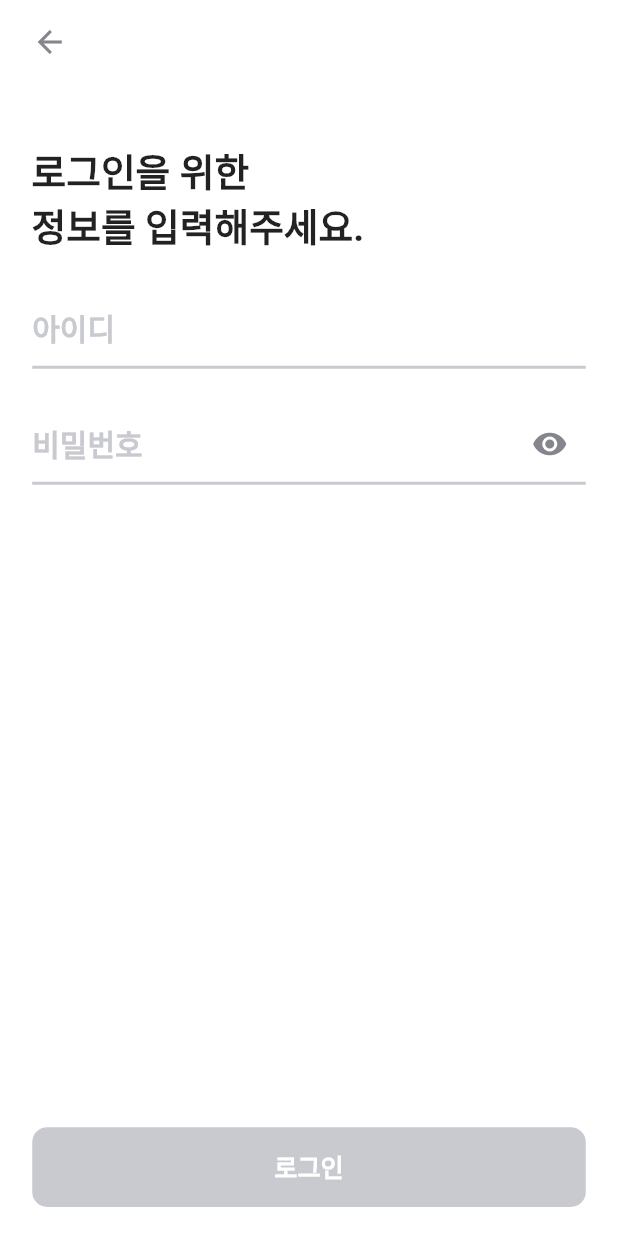
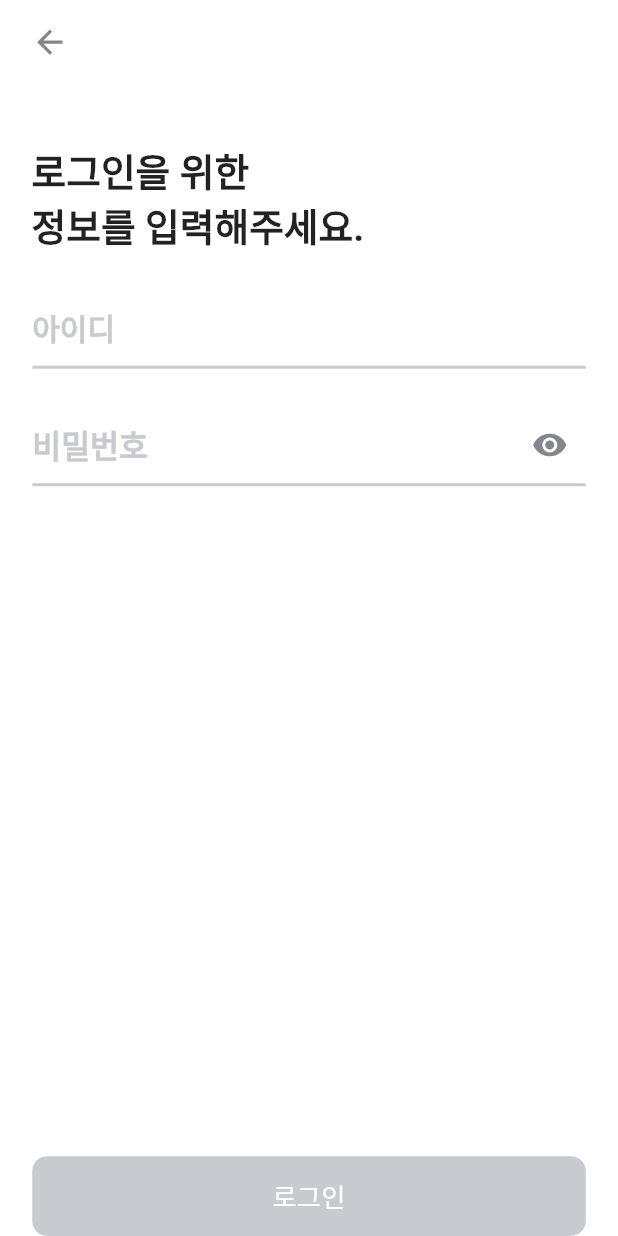
Before and after one commit to mukgen/mukgen_Flutter_V1, a Flutter app: the LoginPage screen opened directly, on a phone screen of 412 x 824 dp. Run offline on Flutter 3.47's test engine with Material 2 defaults, Android fonts, the phone set to English and light mode, and no system bars; our stand-ins replace flutter_screenutil; missing offline and left inert: transition; Roboto replaces fonts that are missing (MukgenSemiBold).

Commit message:
♻️ :: LoginPage 리팩토링
먹젠용 커스텀 버튼을 사용해서 재사용성을 높임

```diff
--- a/lib/screen/auth/login_page.dart
+++ b/lib/screen/auth/login_page.dart
@@ -1,5 +1,6 @@
 import 'package:flutter/material.dart';
 import 'package:mukgen_flutter_v1/widget/Main_Navigator.dart';
+import 'package:mukgen_flutter_v1/widget/mukgen_button.dart';
 import 'package:transition/transition.dart';
 import 'package:flutter_screenutil/flutter_screenutil.dart';
 import 'package:mukgen_flutter_v1/common/common.dart';
@@ -16,10 +17,23 @@ class _LoginPageState extends State<LoginPage> {
 
   bool _changeiconColor = false;
   bool _obscureText = true;
-  String _inputValue = '';
-  String _inputValue2 = '';
 
-  bool get isFormValid => _inputValue.isNotEmpty && _inputValue2.isNotEmpty;
+  late TextEditingController idController;
+  late TextEditingController pwdController;
+
+  @override
+  void initState() {
+    super.initState();
+    idController = TextEditingController();
+    pwdController = TextEditingController();
+  }
+
+  @override
+  void dispose() {
+    super.dispose();
+    idController.dispose();
+    pwdController.dispose();
+  }
 
   @override
   Widget build(BuildContext context) {
@@ -36,7 +50,7 @@ class _LoginPageState extends State<LoginPage> {
           icon: Icon(
             Icons.arrow_back,
             color: MukGenColor.primaryLight1,
-            size: 24,
+            size: 24.0.sp,
           ),
         ),
       ),
@@ -61,16 +75,13 @@ class _LoginPageState extends State<LoginPage> {
             SizedBox(
               width: 352.0.w,
               child: TextFormField(
-                onChanged: (value) {
-                  setState(() {
-                    _inputValue = value;
-                  });
-                },
+                controller: idController,
                 style: TextStyle(
                   fontWeight: FontWeight.w600,
                   fontSize: 20.0.sp,
                   fontFamily: 'MukgenSemiBold',
                 ),
+                onChanged: (value) => setState(() {}),
                 decoration: InputDecoration(
                   hintText: '아이디',
                   hintStyle: TextStyle(
@@ -78,13 +89,12 @@ class _LoginPageState extends State<LoginPage> {
                       fontWeight: FontWeight.w600,
                       fontFamily: 'MukgenSemiBold',
                       color: MukGenColor.primaryLight2),
-                  enabledBorder: _inputValue.isEmpty
-                      ? UnderlineInputBorder(
+                  enabledBorder: UnderlineInputBorder(
                       borderSide: BorderSide(
-                              color: MukGenColor.primaryLight2, width: 2))
-                      : UnderlineInputBorder(
-                          borderSide:
-                              BorderSide(color: MukGenColor.black, width: 2)),
+                          color: idController.text.isEmpty
+                              ? MukGenColor.primaryLight2
+                              : MukGenColor.black,
+                          width: 2)),
                   focusedBorder: UnderlineInputBorder(
                       borderSide:
                           BorderSide(color: MukGenColor.pointBase, width: 2)),
@@ -95,11 +105,8 @@ class _LoginPageState extends State<LoginPage> {
             SizedBox(
               width: 352.0.w,
               child: TextFormField(
-                onChanged: (value) {
-                  setState(() {
-                    _inputValue2 = value;
-                  });
-                },
+                controller: pwdController,
+                onChanged: (value) => setState(() {}),
                 obscureText: _obscureText,
                 obscuringCharacter: '*',
                 style: TextStyle(
@@ -110,11 +117,11 @@ class _LoginPageState extends State<LoginPage> {
                 decoration: InputDecoration(
                   hintText: '비밀번호',
                   hintStyle: TextStyle(
-                      fontSize: 20,
+                      fontSize: 20.0.sp,
                       fontWeight: FontWeight.w600,
                       fontFamily: 'MukgenSemiBold',
                       color: MukGenColor.primaryLight2),
-                  enabledBorder: _inputValue2.isEmpty
+                  enabledBorder: pwdController.text.isEmpty
                       ? UnderlineInputBorder(
                           borderSide: BorderSide(
                               color: MukGenColor.primaryLight2, width: 2))
@@ -142,21 +149,17 @@ class _LoginPageState extends State<LoginPage> {
             Expanded(
               child: SizedBox(), // 빈 컨테이너 또는 원하는 위젯을 추가하세요
             ),
-            SizedBox(
-              width: 352.0.w,
-              height: 55.0.h,
-              child: TextButton(
-                style: ButtonStyle(
-                  backgroundColor: isFormValid == false
-                      ? MaterialStateProperty.all(MukGenColor.primaryLight2)
-                      : MaterialStateProperty.all(MukGenColor.primaryBase),
-                  shape: MaterialStateProperty.all<RoundedRectangleBorder>(
-                    RoundedRectangleBorder(
-                      borderRadius: BorderRadius.circular(10.0),
-                    ),
-                  ),
-                ),
-                onPressed: () {
+            MukGenButton(
+              buttonText: "로그인",
+              width: 352,
+              height: 55,
+              backgroundColor:
+                  idController.text.isNotEmpty && pwdController.text.isNotEmpty
+                      ? MukGenColor.primaryBase
+                      : MukGenColor.primaryLight2,
+              fontSize: 16.0.sp,
+              textColor: MukGenColor.white,
+              onPressed: () => {
                 setState(
                   () {
                     showDialog(
@@ -174,8 +177,7 @@ class _LoginPageState extends State<LoginPage> {
                               child: ListBody(
                                 children: <Widget>[
                                   Row(
-                                      mainAxisAlignment:
-                                          MainAxisAlignment.start,
+                                    mainAxisAlignment: MainAxisAlignment.start,
                                     children: [
                                       Container(
                                         padding: EdgeInsets.only(top: 10.0.h),
@@ -197,7 +199,8 @@ class _LoginPageState extends State<LoginPage> {
                           actions: <Widget>[
                             TextButton(
                               onPressed: () {
-                                  if (isFormValid == true) {
+                                if (idController.text.isNotEmpty &&
+                                    pwdController.text.isNotEmpty) {
                                   setState(() {
                                     Navigator.of(context).pop();
                                     Navigator.push(
@@ -238,20 +241,10 @@ class _LoginPageState extends State<LoginPage> {
                       },
                     );
                   },
-                  );
-                },
-                child: Text(
-                  '로그인',
-                  style: TextStyle(
-                    fontWeight: FontWeight.w600,
-                    fontSize: 16.0.sp,
-                    fontFamily: 'MukgenSemiBold',
-                    color: MukGenColor.white,
-                  ),
-                ),
-              ),
                 ),
                 SizedBox(height: 20.0.h),
+              },
+            ),
           ],
         ),
       ),
```
Lines whose indentation alone changed are shown as unchanged.
